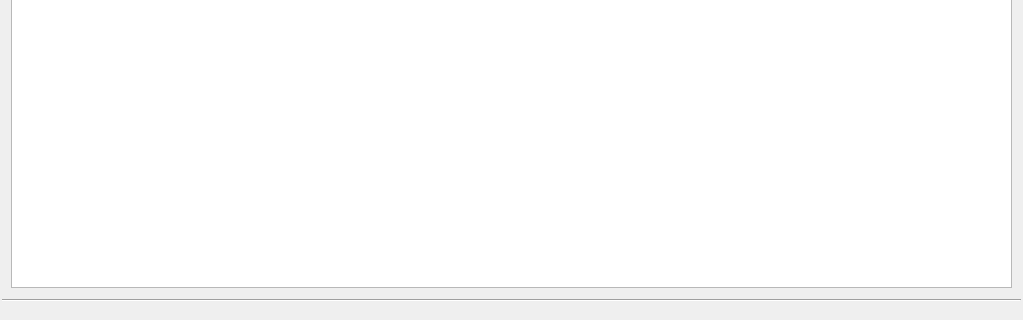
This is ui/main_window.ui in DvaMishkiLapa/StaffMI_client as Qt 5 draws it before an edit; both pictures show x 0 to 1023 and y 448 to 768 of the 1023 by 768 pixel window. The edited form follows.
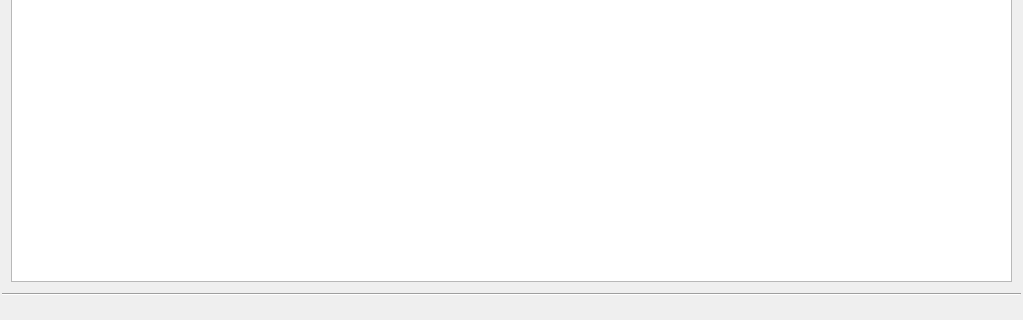
This is the edited form. The open tabs and pages were chosen to show the change. Icons and pictures are not drawn.

Commit message: Label resizing

Diff of the .ui file:
```diff
--- a/ui/main_window.ui
+++ b/ui/main_window.ui
@@ -1163,7 +1163,7 @@
       <property name="minimumSize">
        <size>
         <width>0</width>
-        <height>0</height>
+        <height>20</height>
        </size>
       </property>
       <property name="maximumSize">
```
Left out of the diff: 4 changed lines with no effect on the pictures. The commit also changes 7 other files.
